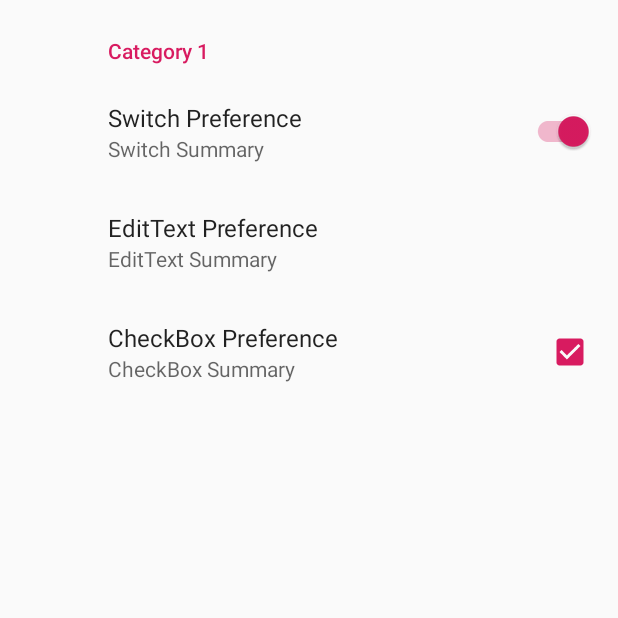
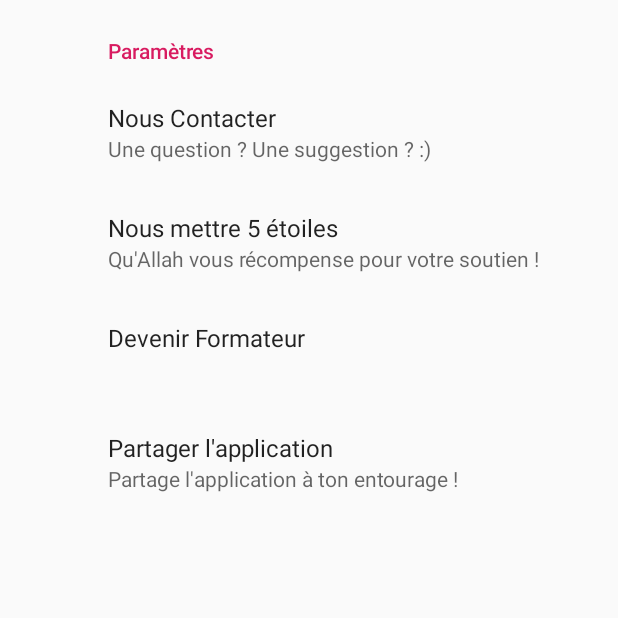
Before and after one commit to AbdoulayeFernandes/Joummah, an Android app: the ParametresFragment screen opened directly, with no data from a screen before it, on a phone screen of 412 x 824 dp, the top half of it. Run offline under Robolectric (Android 15) with nearby library versions, the phone set to English and light mode, and no system bars; our stand-ins replace androidx.preference.

Commit message:
Paramètres application LOT 1
Ajout paramètres application LOT 1

```diff
--- a/app/src/main/res/xml/preferences.xml
+++ b/app/src/main/res/xml/preferences.xml
@@ -3,7 +3,10 @@
     xmlns:android="http://schemas.android.com/apk/res/android">
 
     <android.support.v7.preference.PreferenceCategory
-        android:title="Category 1">
+        android:title="Paramètres">
+
+
+<!-- PAS POUR LE LOT 1
 
         <android.support.v7.preference.SwitchPreferenceCompat
             android:key="key1"
@@ -22,8 +25,48 @@
             android:title="CheckBox Preference"
             android:summary="CheckBox Summary"
             android:defaultValue="true"/>
+
+-->
+
+
+        <Preference
+        android:summary="Une question ? Une suggestion ? :)"
+        android:title="Nous Contacter">
+        <intent
+            android:action="android.intent.action.VIEW"
+            android:data="https://joummah.com/contact/" />
+        </Preference>
+
+        <Preference
+            android:summary="Qu'Allah vous récompense pour votre soutien !"
+            android:title="Nous mettre 5 étoiles">
+            <intent
+                android:action="android.intent.action.VIEW"
+                android:data="" /> // lien pour noter l'application
+        </Preference>
+
+        <Preference
+            android:summary=" "
+            android:title="Devenir Formateur">
+            <intent
+                android:action="android.intent.action.VIEW"
+                android:data="https://joummah.com/devenir-formateur/" />
+        </Preference>
+
+
+        <Preference
+            android:summary="Partage l'application à ton entourage !"
+            android:title="Partager l'application">
+            <intent
+                android:action="android.intent.action.VIEW"
+                android:data=" " /> // Il faut ajouter le lien de partage de application même si je pense que c'est un autre genre d'intent qu'il faut
+        </Preference>
+
+
+
+
     </android.support.v7.preference.PreferenceCategory>
 
 </android.support.v7.preference.PreferenceScreen>
 
-    <!-- Version Premium / Partager app / Envoyer suggestion / couleur thème -->
+    <!-- Partager app / Envoyer suggestion / couleur thème / Devenir formateur / Condition utilisation / -->
```
